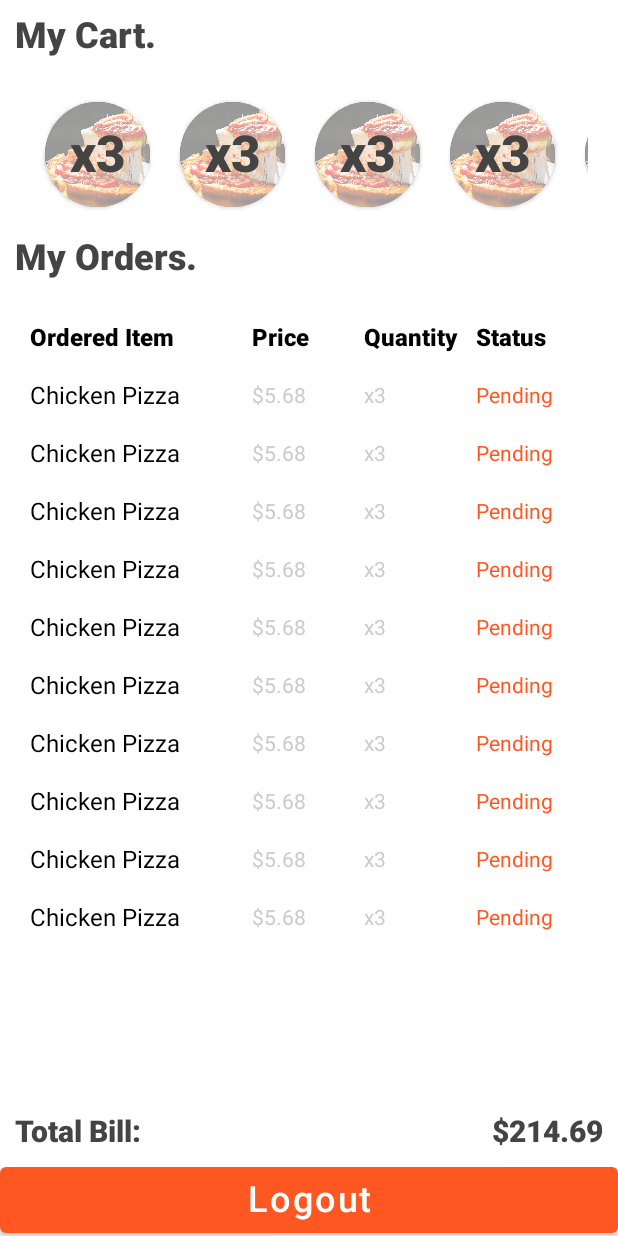
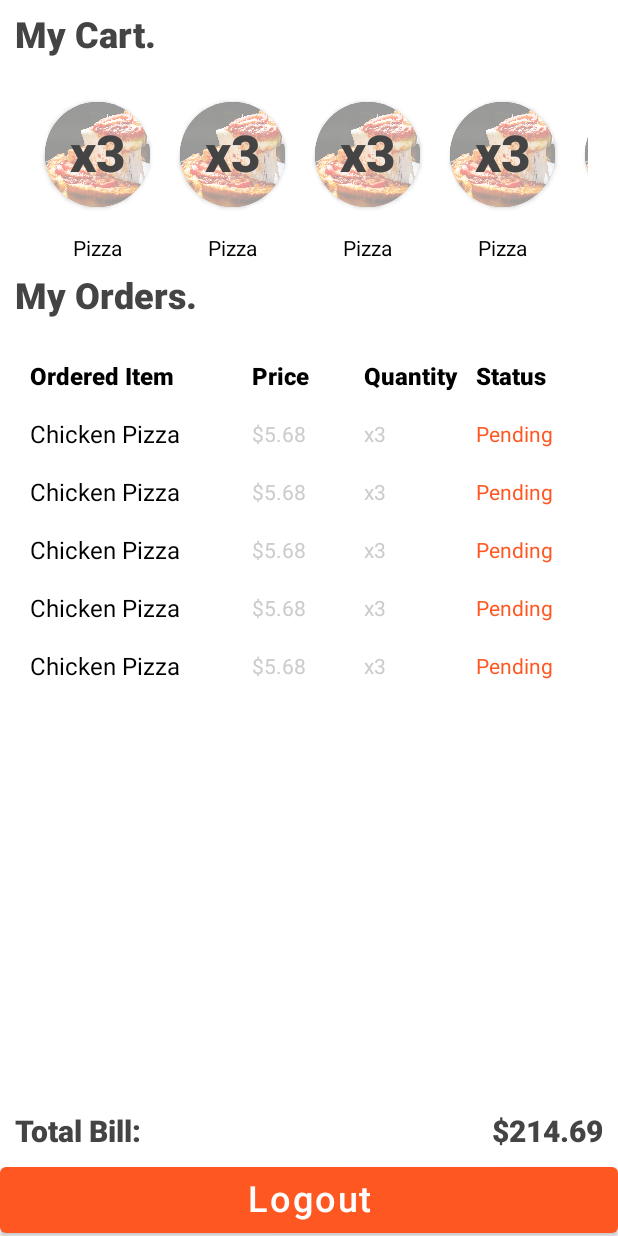
Before and after one commit to Jaganofficial/FoodDineIn, an Android app built with Jetpack Compose: the AccountActivity screen opened directly, with no data from a screen before it, on a phone screen of 412 x 824 dp. Run offline under Robolectric (Android 15) with nearby library versions, the phone set to English and light mode, and no system bars; pictures from the network do not load.

```diff
--- a/app/src/main/java/com/example/fooddinein/AccountActivity.kt
+++ b/app/src/main/java/com/example/fooddinein/AccountActivity.kt
@@ -54,7 +54,7 @@ class AccountActivity : AppCompatActivity() {
                     Spacer(modifier = Modifier.height(20.dp))
                     OrderAttributes()
                     LazyColumn{
-                        items(10){
+                        items(5){
                             OrderRow("Chicken Pizza","$5.68", 3, "Pending")
                         }
                     }
@@ -86,13 +86,14 @@ class AccountActivity : AppCompatActivity() {
             .fillMaxWidth()
             .padding(10.dp)){
             items(10){
-                CartItemOrder()
+                CartItemOrder("Pizza")
             }
         }
     }
 
     @Composable
-    fun CartItemOrder() {
+    fun CartItemOrder(title: String) {
+        Column(horizontalAlignment = Alignment.CenterHorizontally) {
             Box(modifier = Modifier.padding(10.dp)){
                 Card(shape = CircleShape, elevation = 2.dp) {
                     Box(modifier = Modifier.size(70.dp)){
@@ -109,6 +110,10 @@ class AccountActivity : AppCompatActivity() {
                     }
                 }
             }
+            Spacer(modifier = Modifier.height(10.dp))
+            Text(text = title, color = MaterialTheme.colors.onBackground, fontSize = 14.sp)
+        }
+
     }
 
     @Composable
```
Lines whose indentation alone changed are shown as unchanged.
